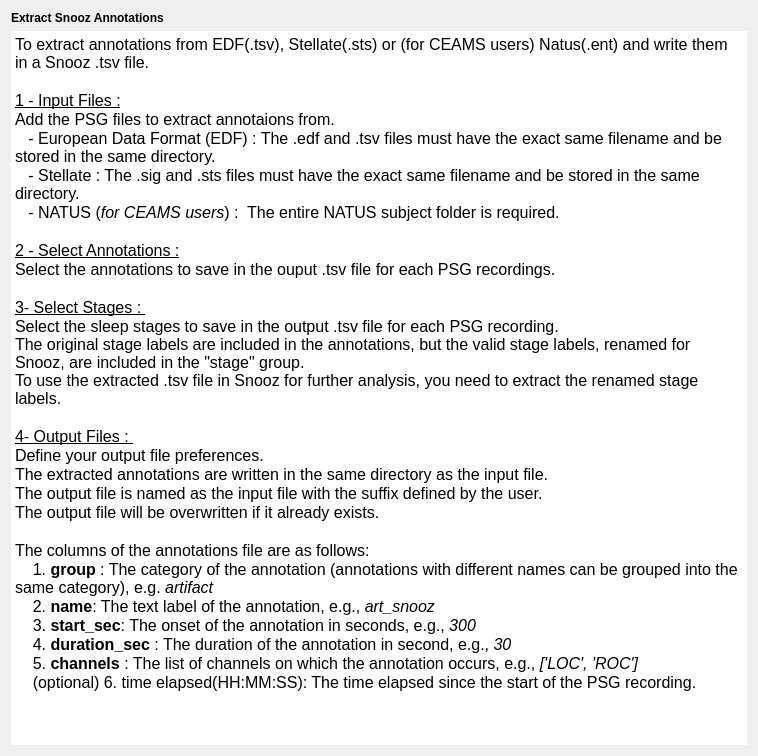
This is tools/CEAMSTools/ExtractAnnotation/IntroStep/Ui_IntroStep.ui in SnoozToolbox/snooz-package-ceams as Qt 5 draws it before an edit. The edited form follows.
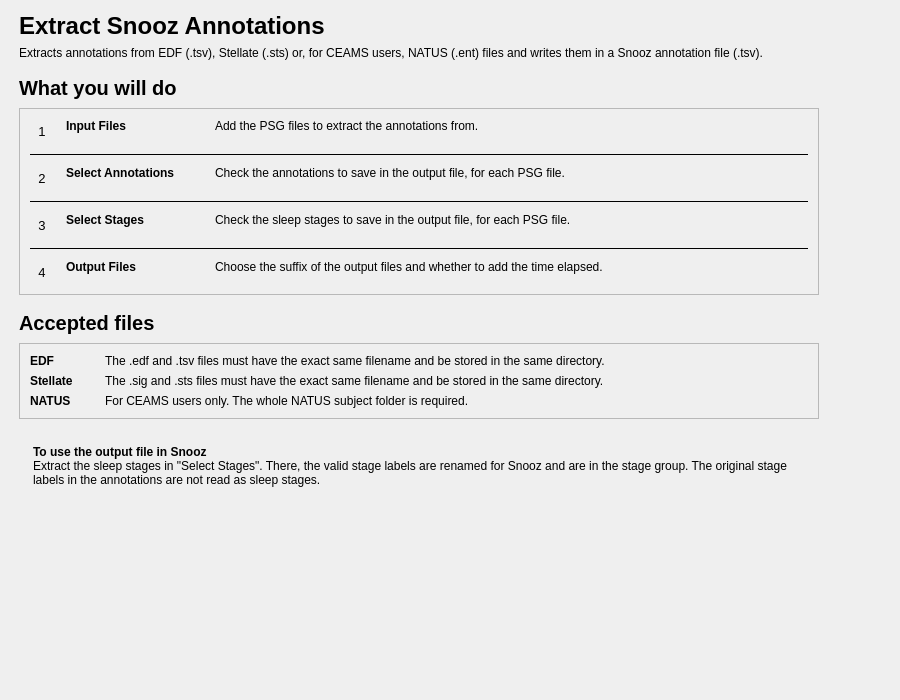
This is the edited form.

Commit message: Extract Snooz Annotations: redesigned pages (tool 2.4.2)

```diff
--- a/tools/CEAMSTools/ExtractAnnotation/IntroStep/Ui_IntroStep.ui
+++ b/tools/CEAMSTools/ExtractAnnotation/IntroStep/Ui_IntroStep.ui
@@ -6,78 +6,634 @@
    <rect>
     <x>0</x>
     <y>0</y>
-    <width>758</width>
-    <height>756</height>
+    <width>900</width>
+    <height>700</height>
    </rect>
   </property>
   <property name="windowTitle">
    <string/>
   </property>
   <layout class="QVBoxLayout" name="verticalLayout">
+   <property name="leftMargin">
+    <number>19</number>
+   </property>
+   <property name="topMargin">
+    <number>12</number>
+   </property>
+   <property name="rightMargin">
+    <number>19</number>
+   </property>
+   <property name="bottomMargin">
+    <number>12</number>
+   </property>
    <item>
-    <widget class="QLabel" name="label">
-     <property name="font">
-      <font>
-       <italic>false</italic>
-       <bold>false</bold>
-      </font>
+    <layout class="QHBoxLayout" name="content_row" stretch="1,0">
+     <property name="leftMargin">
+      <number>0</number>
      </property>
-     <property name="text">
-      <string>&lt;html&gt;&lt;head/&gt;&lt;body&gt;&lt;p&gt;&lt;span style=&quot; font-weight:600;&quot;&gt;Extract Snooz Annotations&lt;/span&gt;&lt;/p&gt;&lt;/body&gt;&lt;/html&gt;</string>
+     <property name="topMargin">
+      <number>0</number>
      </property>
-    </widget>
+     <property name="rightMargin">
+      <number>0</number>
+     </property>
+     <property name="bottomMargin">
+      <number>0</number>
+     </property>
+     <item>
+      <widget class="QWidget" name="content_widget" native="true">
+       <property name="maximumSize">
+        <size>
+         <width>800</width>
+         <height>16777215</height>
+        </size>
+       </property>
+       <layout class="QVBoxLayout" name="content_layout">
+        <property name="spacing">
+         <number>16</number>
+        </property>
+        <property name="leftMargin">
+         <number>0</number>
+        </property>
+        <property name="topMargin">
+         <number>0</number>
+        </property>
+        <property name="rightMargin">
+         <number>0</number>
+        </property>
+        <property name="bottomMargin">
+         <number>0</number>
+        </property>
+        <item>
+         <layout class="QVBoxLayout" name="header_layout">
+          <property name="spacing">
+           <number>6</number>
+          </property>
+          <item>
+           <widget class="QLabel" name="title_label">
+            <property name="font">
+             <font>
+              <pointsize>18</pointsize>
+              <bold>true</bold>
+             </font>
+            </property>
+            <property name="text">
+             <string>Extract Snooz Annotations</string>
+            </property>
+           </widget>
+          </item>
+          <item>
+           <widget class="QLabel" name="subtitle_label">
+            <property name="text">
+             <string>Extracts annotations from EDF (.tsv), Stellate (.sts) or, for CEAMS users, NATUS (.ent) files and writes them in a Snooz annotation file (.tsv).</string>
+            </property>
+            <property name="wordWrap">
+             <bool>true</bool>
+            </property>
+            <property name="variant" stdset="0">
+             <string notr="true">help</string>
+            </property>
+           </widget>
+          </item>
+         </layout>
+        </item>
+        <item>
+         <layout class="QVBoxLayout" name="steps_section_layout">
+          <property name="spacing">
+           <number>8</number>
+          </property>
+          <item>
+           <widget class="QLabel" name="steps_title_label">
+            <property name="font">
+             <font>
+              <pointsize>15</pointsize>
+              <bold>true</bold>
+             </font>
+            </property>
+            <property name="text">
+             <string>What you will do</string>
+            </property>
+           </widget>
+          </item>
+          <item>
+           <widget class="QFrame" name="steps_card">
+            <property name="frameShape">
+             <enum>QFrame::Shape::StyledPanel</enum>
+            </property>
+            <property name="frameShadow">
+             <enum>QFrame::Shadow::Raised</enum>
+            </property>
+            <layout class="QVBoxLayout" name="steps_card_layout">
+             <property name="spacing">
+              <number>10</number>
+             </property>
+             <property name="leftMargin">
+              <number>10</number>
+             </property>
+             <property name="topMargin">
+              <number>10</number>
+             </property>
+             <property name="rightMargin">
+              <number>10</number>
+             </property>
+             <property name="bottomMargin">
+              <number>10</number>
+             </property>
+             <item>
+              <layout class="QGridLayout" name="steps_grid" columnstretch="0,0,0,1">
+               <property name="horizontalSpacing">
+                <number>12</number>
+               </property>
+               <property name="verticalSpacing">
+                <number>10</number>
+               </property>
+               <item row="0" column="0" alignment="Qt::AlignmentFlag::AlignTop">
+                <widget class="QLabel" name="step_1_number_label">
+                 <property name="font">
+                  <font>
+                   <pointsize>10</pointsize>
+                  </font>
+                 </property>
+                 <property name="text">
+                  <string>1</string>
+                 </property>
+                 <property name="variant" stdset="0">
+                  <string notr="true">step_number</string>
+                 </property>
+                 <property name="minimumSize">
+                  <size>
+                   <width>24</width>
+                   <height>24</height>
+                  </size>
+                 </property>
+                 <property name="maximumSize">
+                  <size>
+                   <width>24</width>
+                   <height>24</height>
+                  </size>
+                 </property>
+                 <property name="alignment">
+                  <set>Qt::AlignmentFlag::AlignCenter</set>
+                 </property>
+                </widget>
+               </item>
+               <item row="0" column="1">
+                <widget class="QLabel" name="step_1_name_label">
+                 <property name="font">
+                  <font>
+                   <bold>true</bold>
+                  </font>
+                 </property>
+                 <property name="text">
+                  <string>Input Files</string>
+                 </property>
+                 <property name="alignment">
+                  <set>Qt::AlignmentFlag::AlignLeading|Qt::AlignmentFlag::AlignLeft|Qt::AlignmentFlag::AlignTop</set>
+                 </property>
+                </widget>
+               </item>
+               <item row="0" column="2">
+                <spacer name="steps_gap">
+                 <property name="orientation">
+                  <enum>Qt::Orientation::Horizontal</enum>
+                 </property>
+                 <property name="sizeType">
+                  <enum>QSizePolicy::Policy::Fixed</enum>
+                 </property>
+                 <property name="sizeHint" stdset="0">
+                  <size>
+                   <width>16</width>
+                   <height>20</height>
+                  </size>
+                 </property>
+                </spacer>
+               </item>
+               <item row="0" column="3">
+                <widget class="QLabel" name="step_1_label">
+                 <property name="text">
+                  <string>Add the PSG files to extract the annotations from.</string>
+                 </property>
+                 <property name="wordWrap">
+                  <bool>true</bool>
+                 </property>
+                 <property name="variant" stdset="0">
+                  <string notr="true">help</string>
+                 </property>
+                 <property name="alignment">
+                  <set>Qt::AlignmentFlag::AlignLeading|Qt::AlignmentFlag::AlignLeft|Qt::AlignmentFlag::AlignTop</set>
+                 </property>
+                </widget>
+               </item>
+               <item row="1" column="0" rowspan="1" colspan="4">
+                <widget class="QFrame" name="step_line_2">
+                 <property name="frameShape">
+                  <enum>QFrame::Shape::HLine</enum>
+                 </property>
+                 <property name="frameShadow">
+                  <enum>QFrame::Shadow::Plain</enum>
+                 </property>
+                </widget>
+               </item>
+               <item row="2" column="0" alignment="Qt::AlignmentFlag::AlignTop">
+                <widget class="QLabel" name="step_2_number_label">
+                 <property name="font">
+                  <font>
+                   <pointsize>10</pointsize>
+                  </font>
+                 </property>
+                 <property name="text">
+                  <string>2</string>
+                 </property>
+                 <property name="variant" stdset="0">
+                  <string notr="true">step_number</string>
+                 </property>
+                 <property name="minimumSize">
+                  <size>
+                   <width>24</width>
+                   <height>24</height>
+                  </size>
+                 </property>
+                 <property name="maximumSize">
+                  <size>
+                   <width>24</width>
+                   <height>24</height>
+                  </size>
+                 </property>
+                 <property name="alignment">
+                  <set>Qt::AlignmentFlag::AlignCenter</set>
+                 </property>
+                </widget>
+               </item>
+               <item row="2" column="1">
+                <widget class="QLabel" name="step_2_name_label">
+                 <property name="font">
+                  <font>
+                   <bold>true</bold>
+                  </font>
+                 </property>
+                 <property name="text">
+                  <string>Select Annotations</string>
+                 </property>
+                 <property name="alignment">
+                  <set>Qt::AlignmentFlag::AlignLeading|Qt::AlignmentFlag::AlignLeft|Qt::AlignmentFlag::AlignTop</set>
+                 </property>
+                </widget>
+               </item>
+               <item row="2" column="3">
+                <widget class="QLabel" name="step_2_label">
+                 <property name="text">
+                  <string>Check the annotations to save in the output file, for each PSG file.</string>
+                 </property>
+                 <property name="wordWrap">
+                  <bool>true</bool>
+                 </property>
+                 <property name="variant" stdset="0">
+                  <string notr="true">help</string>
+                 </property>
+                 <property name="alignment">
+                  <set>Qt::AlignmentFlag::AlignLeading|Qt::AlignmentFlag::AlignLeft|Qt::AlignmentFlag::AlignTop</set>
+                 </property>
+                </widget>
+               </item>
+               <item row="3" column="0" rowspan="1" colspan="4">
+                <widget class="QFrame" name="step_line_3">
+                 <property name="frameShape">
+                  <enum>QFrame::Shape::HLine</enum>
+                 </property>
+                 <property name="frameShadow">
+                  <enum>QFrame::Shadow::Plain</enum>
+                 </property>
+                </widget>
+               </item>
+               <item row="4" column="0" alignment="Qt::AlignmentFlag::AlignTop">
+                <widget class="QLabel" name="step_3_number_label">
+                 <property name="font">
+                  <font>
+                   <pointsize>10</pointsize>
+                  </font>
+                 </property>
+                 <property name="text">
+                  <string>3</string>
+                 </property>
+                 <property name="variant" stdset="0">
+                  <string notr="true">step_number</string>
+                 </property>
+                 <property name="minimumSize">
+                  <size>
+                   <width>24</width>
+                   <height>24</height>
+                  </size>
+                 </property>
+                 <property name="maximumSize">
+                  <size>
+                   <width>24</width>
+                   <height>24</height>
+                  </size>
+                 </property>
+                 <property name="alignment">
+                  <set>Qt::AlignmentFlag::AlignCenter</set>
+                 </property>
+                </widget>
+               </item>
+               <item row="4" column="1">
+                <widget class="QLabel" name="step_3_name_label">
+                 <property name="font">
+                  <font>
+                   <bold>true</bold>
+                  </font>
+                 </property>
+                 <property name="text">
+                  <string>Select Stages</string>
+                 </property>
+                 <property name="alignment">
+                  <set>Qt::AlignmentFlag::AlignLeading|Qt::AlignmentFlag::AlignLeft|Qt::AlignmentFlag::AlignTop</set>
+                 </property>
+                </widget>
+               </item>
+               <item row="4" column="3">
+                <widget class="QLabel" name="step_3_label">
+                 <property name="text">
+                  <string>Check the sleep stages to save in the output file, for each PSG file.</string>
+                 </property>
+                 <property name="wordWrap">
+                  <bool>true</bool>
+                 </property>
+                 <property name="variant" stdset="0">
+                  <string notr="true">help</string>
+                 </property>
+                 <property name="alignment">
+                  <set>Qt::AlignmentFlag::AlignLeading|Qt::AlignmentFlag::AlignLeft|Qt::AlignmentFlag::AlignTop</set>
+                 </property>
+                </widget>
+               </item>
+               <item row="5" column="0" rowspan="1" colspan="4">
+                <widget class="QFrame" name="step_line_4">
+                 <property name="frameShape">
+                  <enum>QFrame::Shape::HLine</enum>
+                 </property>
+                 <property name="frameShadow">
+                  <enum>QFrame::Shadow::Plain</enum>
+                 </property>
+                </widget>
+               </item>
+               <item row="6" column="0" alignment="Qt::AlignmentFlag::AlignTop">
+                <widget class="QLabel" name="step_4_number_label">
+                 <property name="font">
+                  <font>
+                   <pointsize>10</pointsize>
+                  </font>
+                 </property>
+                 <property name="text">
+                  <string>4</string>
+                 </property>
+                 <property name="variant" stdset="0">
+                  <string notr="true">step_number</string>
+                 </property>
+                 <property name="minimumSize">
+                  <size>
+                   <width>24</width>
+                   <height>24</height>
+                  </size>
+                 </property>
+                 <property name="maximumSize">
+                  <size>
+                   <width>24</width>
+                   <height>24</height>
+                  </size>
+                 </property>
+                 <property name="alignment">
+                  <set>Qt::AlignmentFlag::AlignCenter</set>
+                 </property>
+                </widget>
+               </item>
+               <item row="6" column="1">
+                <widget class="QLabel" name="step_4_name_label">
+                 <property name="font">
+                  <font>
+                   <bold>true</bold>
+                  </font>
+                 </property>
+                 <property name="text">
+                  <string>Output Files</string>
+                 </property>
+                 <property name="alignment">
+                  <set>Qt::AlignmentFlag::AlignLeading|Qt::AlignmentFlag::AlignLeft|Qt::AlignmentFlag::AlignTop</set>
+                 </property>
+                </widget>
+               </item>
+               <item row="6" column="3">
+                <widget class="QLabel" name="step_4_label">
+                 <property name="text">
+                  <string>Choose the suffix of the output files and whether to add the time elapsed.</string>
+                 </property>
+                 <property name="wordWrap">
+                  <bool>true</bool>
+                 </property>
+                 <property name="variant" stdset="0">
+                  <string notr="true">help</string>
+                 </property>
+                 <property name="alignment">
+                  <set>Qt::AlignmentFlag::AlignLeading|Qt::AlignmentFlag::AlignLeft|Qt::AlignmentFlag::AlignTop</set>
+                 </property>
+                </widget>
+               </item>
+              </layout>
+             </item>
+            </layout>
+           </widget>
+          </item>
+         </layout>
+        </item>
+        <item>
+         <layout class="QVBoxLayout" name="files_section_layout">
+          <property name="spacing">
+           <number>8</number>
+          </property>
+          <item>
+           <widget class="QLabel" name="files_title_label">
+            <property name="font">
+             <font>
+              <pointsize>15</pointsize>
+              <bold>true</bold>
+             </font>
+            </property>
+            <property name="text">
+             <string>Accepted files</string>
+            </property>
+           </widget>
+          </item>
+          <item>
+           <widget class="QFrame" name="files_card">
+            <property name="frameShape">
+             <enum>QFrame::Shape::StyledPanel</enum>
+            </property>
+            <property name="frameShadow">
+             <enum>QFrame::Shadow::Raised</enum>
+            </property>
+            <layout class="QVBoxLayout" name="files_card_layout">
+             <property name="spacing">
+              <number>10</number>
+             </property>
+             <property name="leftMargin">
+              <number>10</number>
+             </property>
+             <property name="topMargin">
+              <number>10</number>
+             </property>
+             <property name="rightMargin">
+              <number>10</number>
+             </property>
+             <property name="bottomMargin">
+              <number>10</number>
+             </property>
+             <item>
+              <layout class="QGridLayout" name="files_grid" columnstretch="0,1">
+               <property name="horizontalSpacing">
+                <number>32</number>
+               </property>
+               <property name="verticalSpacing">
+                <number>6</number>
+               </property>
+               <item row="0" column="0">
+                <widget class="QLabel" name="file_1_name_label">
+                 <property name="font">
+                  <font>
+                   <bold>true</bold>
+                  </font>
+                 </property>
+                 <property name="text">
+                  <string>EDF</string>
+                 </property>
+                </widget>
+               </item>
+               <item row="0" column="1">
+                <widget class="QLabel" name="file_1_label">
+                 <property name="text">
+                  <string>The .edf and .tsv files must have the exact same filename and be stored in the same directory.</string>
+                 </property>
+                 <property name="wordWrap">
+                  <bool>true</bool>
+                 </property>
+                </widget>
+               </item>
+               <item row="1" column="0">
+                <widget class="QLabel" name="file_2_name_label">
+                 <property name="font">
+                  <font>
+                   <bold>true</bold>
+                  </font>
+                 </property>
+                 <property name="text">
+                  <string>Stellate</string>
+                 </property>
+                </widget>
+               </item>
+               <item row="1" column="1">
+                <widget class="QLabel" name="file_2_label">
+                 <property name="text">
+                  <string>The .sig and .sts files must have the exact same filename and be stored in the same directory.</string>
+                 </property>
+                 <property name="wordWrap">
+                  <bool>true</bool>
+                 </property>
+                </widget>
+               </item>
+               <item row="2" column="0">
+                <widget class="QLabel" name="file_3_name_label">
+                 <property name="font">
+                  <font>
+                   <bold>true</bold>
+                  </font>
+                 </property>
+                 <property name="text">
+                  <string>NATUS</string>
+                 </property>
+                </widget>
+               </item>
+               <item row="2" column="1">
+                <widget class="QLabel" name="file_3_label">
+                 <property name="text">
+                  <string>For CEAMS users only. The whole NATUS subject folder is required.</string>
+                 </property>
+                 <property name="wordWrap">
+                  <bool>true</bool>
+                 </property>
+                </widget>
+               </item>
+              </layout>
+             </item>
+            </layout>
+           </widget>
+          </item>
+         </layout>
+        </item>
+        <item>
+         <widget class="QFrame" name="stages_info">
+          <property name="frameShape">
+           <enum>QFrame::Shape::NoFrame</enum>
+          </property>
+          <property name="variant" stdset="0">
+           <string notr="true">info</string>
+          </property>
+          <layout class="QHBoxLayout" name="stages_info_layout">
+           <property name="leftMargin">
+            <number>14</number>
+           </property>
+           <property name="topMargin">
+            <number>10</number>
+           </property>
+           <property name="rightMargin">
+            <number>14</number>
+           </property>
+           <property name="bottomMargin">
+            <number>10</number>
+           </property>
+           <item>
+            <widget class="QLabel" name="stages_info_label">
+             <property name="text">
+              <string>&lt;b&gt;To use the output file in Snooz&lt;/b&gt;&lt;br/&gt;Extract the sleep stages in "Select Stages". There, the valid stage labels are renamed for Snooz and are in the stage group. The original stage labels in the annotations are not read as sleep stages.</string>
+             </property>
+             <property name="textFormat">
+              <enum>Qt::TextFormat::RichText</enum>
+             </property>
+             <property name="wordWrap">
+              <bool>true</bool>
+             </property>
+            </widget>
+           </item>
+          </layout>
+         </widget>
+        </item>
+       </layout>
+      </widget>
+     </item>
+     <item>
+      <spacer name="content_spacer">
+       <property name="orientation">
+        <enum>Qt::Orientation::Horizontal</enum>
+       </property>
+       <property name="sizeHint" stdset="0">
+        <size>
+         <width>40</width>
+         <height>20</height>
+        </size>
+       </property>
+      </spacer>
+     </item>
+    </layout>
    </item>
    <item>
-    <widget class="QTextEdit" name="textEdit">
-     <property name="frameShape">
-      <enum>QFrame::Shape::NoFrame</enum>
+    <spacer name="verticalSpacer">
+     <property name="orientation">
+      <enum>Qt::Orientation::Vertical</enum>
      </property>
-     <property name="frameShadow">
-      <enum>QFrame::Shadow::Plain</enum>
+     <property name="sizeHint" stdset="0">
+      <size>
+       <width>40</width>
+       <height>20</height>
+      </size>
      </property>
-     <property name="lineWidth">
-      <number>0</number>
-     </property>
-     <property name="readOnly">
-      <bool>true</bool>
-     </property>
-     <property name="html">
-      <string>&lt;!DOCTYPE HTML PUBLIC &quot;-//W3C//DTD HTML 4.0//EN&quot; &quot;http://www.w3.org/TR/REC-html40/strict.dtd&quot;&gt;
-&lt;html&gt;&lt;head&gt;&lt;meta name=&quot;qrichtext&quot; content=&quot;1&quot; /&gt;&lt;meta charset=&quot;utf-8&quot; /&gt;&lt;style type=&quot;text/css&quot;&gt;
-p, li { white-space: pre-wrap; }
-hr { height: 1px; border-width: 0; }
-li.unchecked::marker { content: &quot;\2610&quot;; }
-li.checked::marker { content: &quot;\2612&quot;; }
-&lt;/style&gt;&lt;/head&gt;&lt;body style=&quot; font-size:12pt; font-weight:400; font-style:normal;&quot;&gt;
-&lt;p style=&quot; margin-top:0px; margin-bottom:0px; margin-left:0px; margin-right:0px; -qt-block-indent:0; text-indent:0px;&quot;&gt;To extract annotations from EDF(.tsv), Stellate(.sts) or (for CEAMS users) Natus(.ent) and write them in a Snooz .tsv file.&lt;/p&gt;
-&lt;p style=&quot;-qt-paragraph-type:empty; margin-top:0px; margin-bottom:0px; margin-left:0px; margin-right:0px; -qt-block-indent:0; text-indent:0px;&quot;&gt;&lt;br /&gt;&lt;/p&gt;
-&lt;p style=&quot; margin-top:0px; margin-bottom:0px; margin-left:0px; margin-right:0px; -qt-block-indent:0; text-indent:0px;&quot;&gt;&lt;span style=&quot; text-decoration: underline;&quot;&gt;1 - Input Files :&lt;/span&gt;&lt;/p&gt;
-&lt;p style=&quot; margin-top:0px; margin-bottom:0px; margin-left:0px; margin-right:0px; -qt-block-indent:0; text-indent:0px;&quot;&gt;Add the PSG files to extract annotaions from.&lt;/p&gt;
-&lt;p style=&quot; margin-top:0px; margin-bottom:0px; margin-left:0px; margin-right:0px; -qt-block-indent:0; text-indent:0px;&quot;&gt;&lt;span style=&quot;&quot;&gt;   - European Data Format (EDF) : The .edf and .tsv files must have the exact same filename and be stored in the same directory.&lt;/span&gt;&lt;/p&gt;
-&lt;p style=&quot; margin-top:0px; margin-bottom:0px; margin-left:0px; margin-right:0px; -qt-block-indent:0; text-indent:0px;&quot;&gt;&lt;span style=&quot;&quot;&gt;   - Stellate : The .sig and .sts files must have the exact same filename and be stored in the same directory.&lt;/span&gt;&lt;/p&gt;
-&lt;p style=&quot; margin-top:0px; margin-bottom:0px; margin-left:0px; margin-right:0px; -qt-block-indent:0; text-indent:0px;&quot;&gt;&lt;span style=&quot;&quot;&gt;   - NATUS (&lt;/span&gt;&lt;span style=&quot; font-style:italic;&quot;&gt;for CEAMS users&lt;/span&gt;&lt;span style=&quot;&quot;&gt;) : &lt;/span&gt;&lt;span style=&quot;&quot;&gt; The entire NATUS subject folder is required.&lt;/span&gt;&lt;/p&gt;
-&lt;p style=&quot;-qt-paragraph-type:empty; margin-top:0px; margin-bottom:0px; margin-left:0px; margin-right:0px; -qt-block-indent:0; text-indent:0px;&quot;&gt;&lt;br /&gt;&lt;/p&gt;
-&lt;p style=&quot; margin-top:0px; margin-bottom:0px; margin-left:0px; margin-right:0px; -qt-block-indent:0; text-indent:0px;&quot;&gt;&lt;span style=&quot; text-decoration: underline;&quot;&gt;2 - Select Annotations :&lt;/span&gt;&lt;/p&gt;
-&lt;p style=&quot; margin-top:0px; margin-bottom:0px; margin-left:0px; margin-right:0px; -qt-block-indent:0; text-indent:0px;&quot;&gt;Select the annotations to save in the ouput .tsv file for each PSG recordings. 	&lt;/p&gt;
-&lt;p style=&quot;-qt-paragraph-type:empty; margin-top:0px; margin-bottom:0px; margin-left:0px; margin-right:0px; -qt-block-indent:0; text-indent:0px;&quot;&gt;&lt;br /&gt;&lt;/p&gt;
-&lt;p style=&quot; margin-top:0px; margin-bottom:0px; margin-left:0px; margin-right:0px; -qt-block-indent:0; text-indent:0px;&quot;&gt;&lt;span style=&quot; text-decoration: underline;&quot;&gt;3- Select Stages : &lt;/span&gt;&lt;/p&gt;
-&lt;p style=&quot; margin-top:0px; margin-bottom:0px; margin-left:0px; margin-right:0px; -qt-block-indent:0; text-indent:0px;&quot;&gt;Select the sleep stages to save in the output .tsv file for each PSG recording. &lt;br /&gt;The original stage labels are included in the annotations, but the valid stage labels, renamed for Snooz, are included in the &amp;quot;stage&amp;quot; group. &lt;br /&gt;To use the extracted .tsv file in Snooz for further analysis, you need to extract the renamed stage labels.&lt;/p&gt;
-&lt;p style=&quot;-qt-paragraph-type:empty; margin-top:0px; margin-bottom:0px; margin-left:0px; margin-right:0px; -qt-block-indent:0; text-indent:0px; text-decoration: underline;&quot;&gt;&lt;br /&gt;&lt;/p&gt;
-&lt;p style=&quot; margin-top:0px; margin-bottom:0px; margin-left:0px; margin-right:0px; -qt-block-indent:0; text-indent:0px;&quot;&gt;&lt;span style=&quot; text-decoration: underline;&quot;&gt;4- Output Files : &lt;/span&gt;&lt;/p&gt;
-&lt;p style=&quot; margin-top:0px; margin-bottom:0px; margin-left:0px; margin-right:0px; -qt-block-indent:0; text-indent:0px;&quot;&gt;Define your output file preferences. &lt;/p&gt;
-&lt;p style=&quot; margin-top:0px; margin-bottom:0px; margin-left:0px; margin-right:0px; -qt-block-indent:0; text-indent:0px;&quot;&gt;The extracted annotations are written in the same directory as the input file.&lt;/p&gt;
-&lt;p style=&quot; margin-top:0px; margin-bottom:0px; margin-left:0px; margin-right:0px; -qt-block-indent:0; text-indent:0px;&quot;&gt;The output file is named as the input file with the suffix defined by the user.&lt;/p&gt;
-&lt;p style=&quot; margin-top:0px; margin-bottom:0px; margin-left:0px; margin-right:0px; -qt-block-indent:0; text-indent:0px;&quot;&gt;The output file will be overwritten if it already exists.&lt;/p&gt;
-&lt;p style=&quot;-qt-paragraph-type:empty; margin-top:0px; margin-bottom:0px; margin-left:0px; margin-right:0px; -qt-block-indent:0; text-indent:0px;&quot;&gt;&lt;br /&gt;&lt;/p&gt;
-&lt;p style=&quot; margin-top:0px; margin-bottom:0px; margin-left:0px; margin-right:0px; -qt-block-indent:0; text-indent:0px;&quot;&gt;The columns of the annotations file are as follows:&lt;/p&gt;
-&lt;p style=&quot; margin-top:0px; margin-bottom:0px; margin-left:0px; margin-right:0px; -qt-block-indent:0; text-indent:0px;&quot;&gt;    1. &lt;span style=&quot; font-weight:600;&quot;&gt;group&lt;/span&gt; : The category of the annotation (annotations with different names can be grouped into the same category), e.g. &lt;span style=&quot; font-style:italic;&quot;&gt;artifact&lt;/span&gt;&lt;/p&gt;
-&lt;p style=&quot; margin-top:0px; margin-bottom:0px; margin-left:0px; margin-right:0px; -qt-block-indent:0; text-indent:0px;&quot;&gt;    2. &lt;span style=&quot; font-weight:600;&quot;&gt;name&lt;/span&gt;: The text label of the annotation, e.g., &lt;span style=&quot; font-style:italic;&quot;&gt;art_snooz&lt;/span&gt;&lt;/p&gt;
-&lt;p style=&quot; margin-top:0px; margin-bottom:0px; margin-left:0px; margin-right:0px; -qt-block-indent:0; text-indent:0px;&quot;&gt;    3. &lt;span style=&quot; font-weight:600;&quot;&gt;start_sec&lt;/span&gt;: The onset of the annotation in seconds, e.g., &lt;span style=&quot; font-style:italic;&quot;&gt;300&lt;/span&gt;&lt;/p&gt;
-&lt;p style=&quot; margin-top:0px; margin-bottom:0px; margin-left:0px; margin-right:0px; -qt-block-indent:0; text-indent:0px;&quot;&gt;    4. &lt;span style=&quot; font-weight:600;&quot;&gt;duration_sec&lt;/span&gt; : The duration of the annotation in second, e.g., &lt;span style=&quot; font-style:italic;&quot;&gt;30&lt;/span&gt;&lt;/p&gt;
-&lt;p style=&quot; margin-top:0px; margin-bottom:0px; margin-left:0px; margin-right:0px; -qt-block-indent:0; text-indent:0px;&quot;&gt;    5. &lt;span style=&quot; font-weight:600;&quot;&gt;channels&lt;/span&gt; : The list of channels on which the annotation occurs, e.g., &lt;span style=&quot; font-style:italic;&quot;&gt;['LOC', 'ROC']&lt;/span&gt;&lt;/p&gt;
-&lt;p style=&quot; margin-top:0px; margin-bottom:0px; margin-left:0px; margin-right:0px; -qt-block-indent:0; text-indent:0px;&quot;&gt;    (optional) 6. time elapsed(HH:MM:SS): The time elapsed since the start of the PSG recording.&lt;/p&gt;&lt;/body&gt;&lt;/html&gt;</string>
-     </property>
-    </widget>
+    </spacer>
    </item>
   </layout>
  </widget>
```
Left out of the diff: 6 changed lines with no effect on the pictures. The commit also changes 7 other files.
